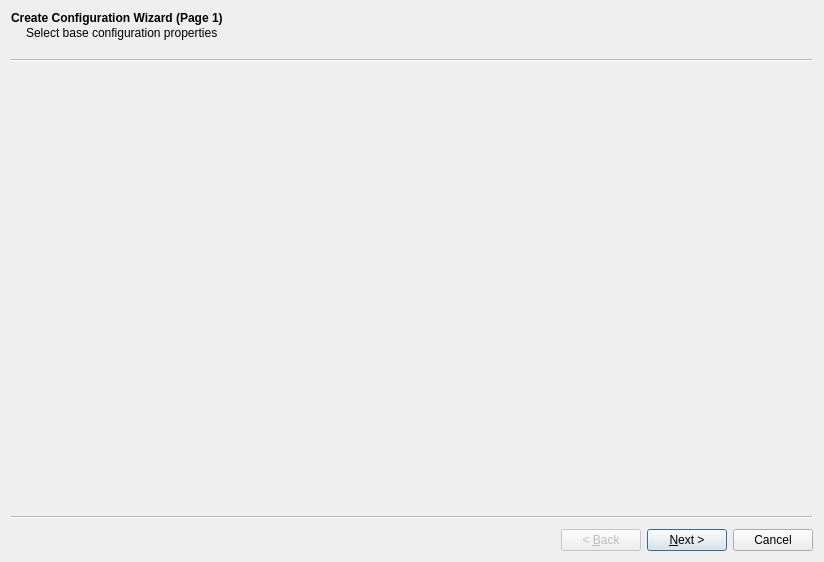
Above: GUI/Qt/UCreateConfigurationWizardWidget.ui from aicommunity/Rdk before the change. Below: the same form after it.
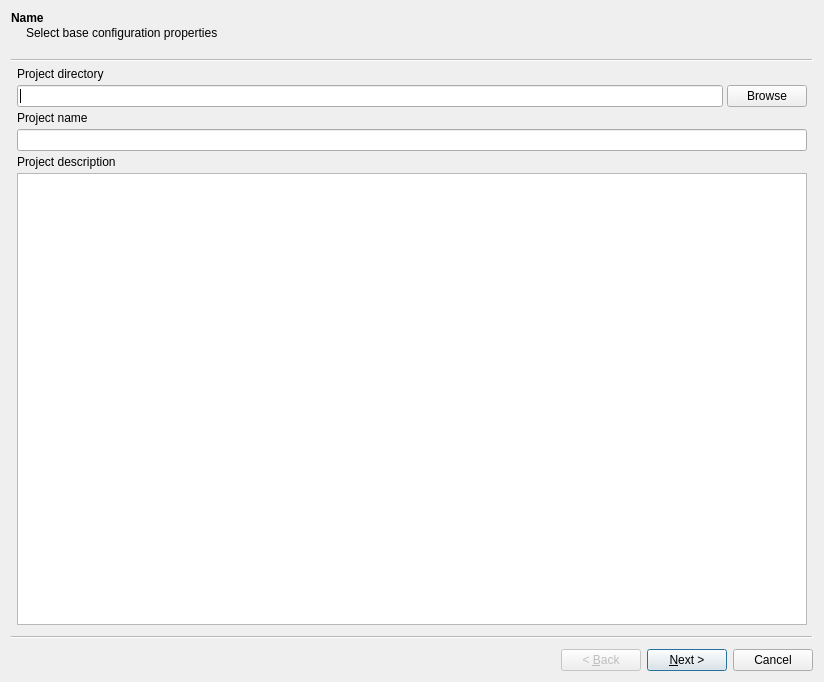
That is the form after the change.

Commit message: (redmine task 1587) Qt GUI: project creation wizard first step

```diff
--- a/GUI/Qt/UCreateConfigurationWizardWidget.ui
+++ b/GUI/Qt/UCreateConfigurationWizardWidget.ui
@@ -7,19 +7,83 @@
     <x>0</x>
     <y>0</y>
     <width>824</width>
-    <height>562</height>
+    <height>682</height>
    </rect>
   </property>
   <property name="windowTitle">
    <string>Wizard</string>
   </property>
+  <property name="titleFormat">
+   <enum>Qt::AutoText</enum>
+  </property>
   <widget class="QWizardPage" name="wizardPage1">
    <property name="title">
-    <string>Create Configuration Wizard (Page 1)</string>
+    <string>Name</string>
    </property>
    <property name="subTitle">
     <string>Select base configuration properties</string>
    </property>
+   <layout class="QVBoxLayout" name="verticalLayout">
+    <property name="spacing">
+     <number>4</number>
+    </property>
+    <property name="leftMargin">
+     <number>0</number>
+    </property>
+    <property name="topMargin">
+     <number>0</number>
+    </property>
+    <property name="rightMargin">
+     <number>0</number>
+    </property>
+    <property name="bottomMargin">
+     <number>0</number>
+    </property>
+    <item>
+     <widget class="QLabel" name="labelProjectDirectory">
+      <property name="text">
+       <string>Project directory</string>
+      </property>
+     </widget>
+    </item>
+    <item>
+     <layout class="QHBoxLayout" name="horizontalLayout">
+      <property name="spacing">
+       <number>4</number>
+      </property>
+      <item>
+       <widget class="QLineEdit" name="lineEditProjectDirectory"/>
+      </item>
+      <item>
+       <widget class="QPushButton" name="pushButtonBrowseProjectDirectory">
+        <property name="text">
+         <string>Browse</string>
+        </property>
+       </widget>
+      </item>
+     </layout>
+    </item>
+    <item>
+     <widget class="QLabel" name="labelProjectName">
+      <property name="text">
+       <string>Project name</string>
+      </property>
+     </widget>
+    </item>
+    <item>
+     <widget class="QLineEdit" name="lineEditProjectName"/>
+    </item>
+    <item>
+     <widget class="QLabel" name="label">
+      <property name="text">
+       <string>Project description</string>
+      </property>
+     </widget>
+    </item>
+    <item>
+     <widget class="QPlainTextEdit" name="plainTextEditProjectDescription"/>
+    </item>
+   </layout>
   </widget>
   <widget class="QWizardPage" name="wizardPage2">
    <property name="title">
```
Left out of the diff: 744 changed lines with no effect on the pictures. The commit also changes 2 other files.
